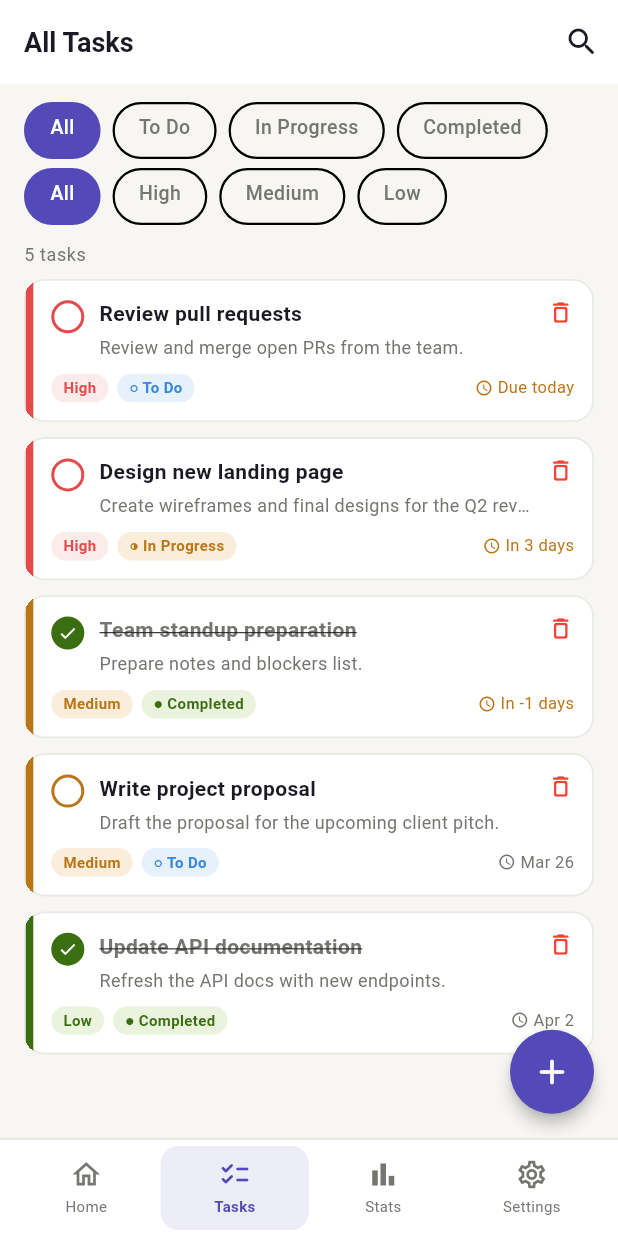
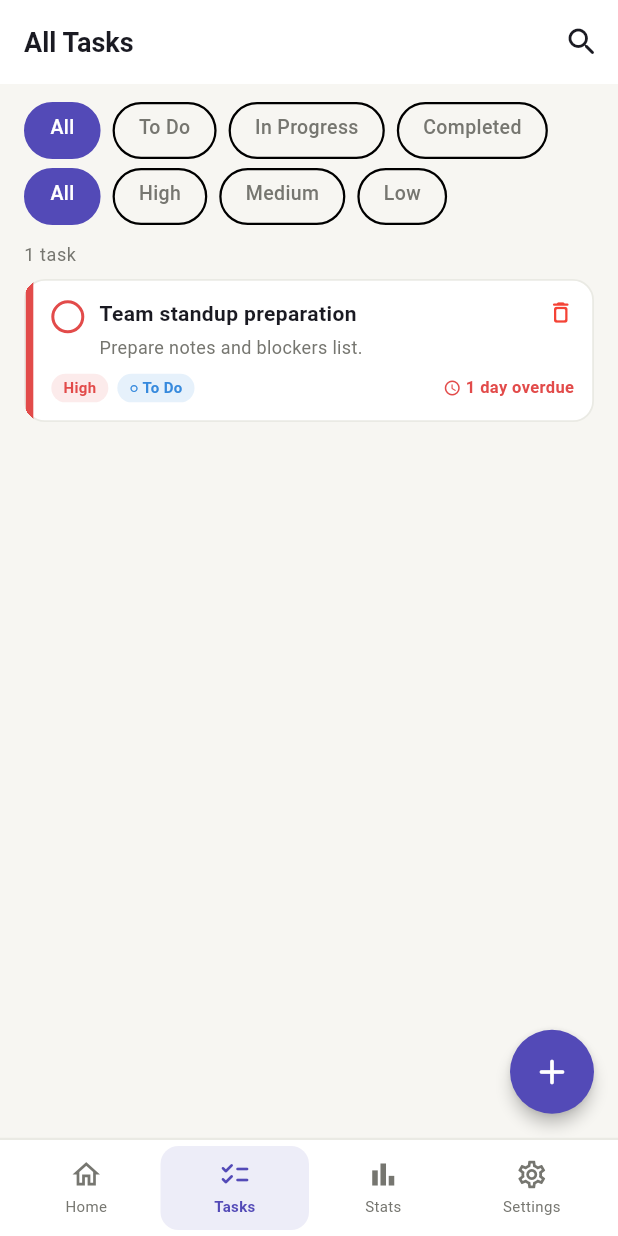
Before and after one commit to ImranHasan134/EzzeToDo, a Flutter app: the screen it shows after launch, item 2 of the bottom bar chosen, on a phone screen of 412 x 824 dp. Run offline on Flutter 3.47's test engine with Material 3 defaults, Android fonts, the phone set to English and light mode, and no system bars; our stand-ins replace fl_chart, hive_flutter, share_plus; accounts and stored records are empty.

Commit message:
Update main.dart samples

```diff
--- a/lib/main.dart
+++ b/lib/main.dart
@@ -1,22 +1,4 @@
-// ============================================================
-//  EZZE TODO — Single File Flutter App
-//  Copy this file to lib/main.dart in a new Flutter project
-//  Then run: flutter pub get && flutter run
-// ============================================================
-//
-//  pubspec.yaml dependencies needed:
-//  dependencies:
-//    flutter:
-//      sdk: flutter
-//    provider: ^6.1.1
-//    hive: ^2.2.3
-//    hive_flutter: ^1.1.0
-//    uuid: ^4.2.1
-//    intl: ^0.18.1
-//    fl_chart: ^0.66.2
-//    share_plus: ^7.2.1
-
-// ============================================================
+//  EzzeToDo
 
 import 'package:flutter/material.dart';
 import 'package:flutter/services.dart';
@@ -108,7 +90,7 @@ class Task extends HiveObject {
 }
 
 // ════════════════════════════════════════════════════════════
-// SECTION 2 — HIVE ADAPTERS (generated)
+// SECTION 2 — HIVE ADAPTERS
 // ════════════════════════════════════════════════════════════
 
 class PriorityAdapter extends TypeAdapter<Priority> {
@@ -515,29 +497,10 @@ class TaskProvider extends ChangeNotifier {
 
   void _seed() {
     final samples = [
-      Task(id: _uuid.v4(), title: 'Design new landing page',
-        description: 'Create wireframes and final designs for the Q2 revamp.',
-        deadline: DateTime.now().add(const Duration(days: 3)),
-        priority: Priority.high, status: TaskStatus.inProgress, createdAt: DateTime.now()),
-      Task(id: _uuid.v4(), title: 'Write project proposal',
-        description: 'Draft the proposal for the upcoming client pitch.',
-        deadline: DateTime.now().add(const Duration(days: 7)),
-        priority: Priority.medium, status: TaskStatus.todo,
-        createdAt: DateTime.now().subtract(const Duration(hours: 5))),
-      Task(id: _uuid.v4(), title: 'Review pull requests',
-        description: 'Review and merge open PRs from the team.',
-        deadline: DateTime.now(),
-        priority: Priority.high, status: TaskStatus.todo,
-        createdAt: DateTime.now().subtract(const Duration(hours: 10))),
-      Task(id: _uuid.v4(), title: 'Update API documentation',
-        description: 'Refresh the API docs with new endpoints.',
-        deadline: DateTime.now().add(const Duration(days: 14)),
-        priority: Priority.low, status: TaskStatus.completed,
-        createdAt: DateTime.now().subtract(const Duration(days: 2))),
       Task(id: _uuid.v4(), title: 'Team standup preparation',
         description: 'Prepare notes and blockers list.',
         deadline: DateTime.now().subtract(const Duration(days: 1)),
-        priority: Priority.medium, status: TaskStatus.completed,
+        priority: Priority.high, status: TaskStatus.todo,
         createdAt: DateTime.now().subtract(const Duration(days: 1))),
     ];
     for (final t in samples) _box.put(t.id, t);
```
